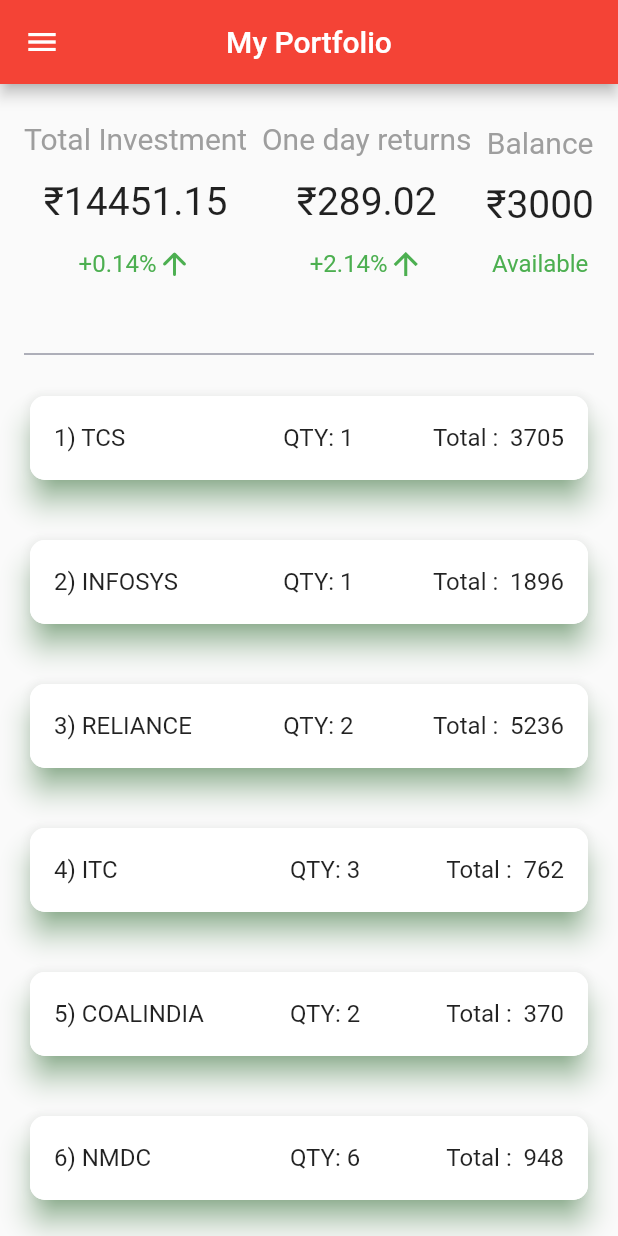
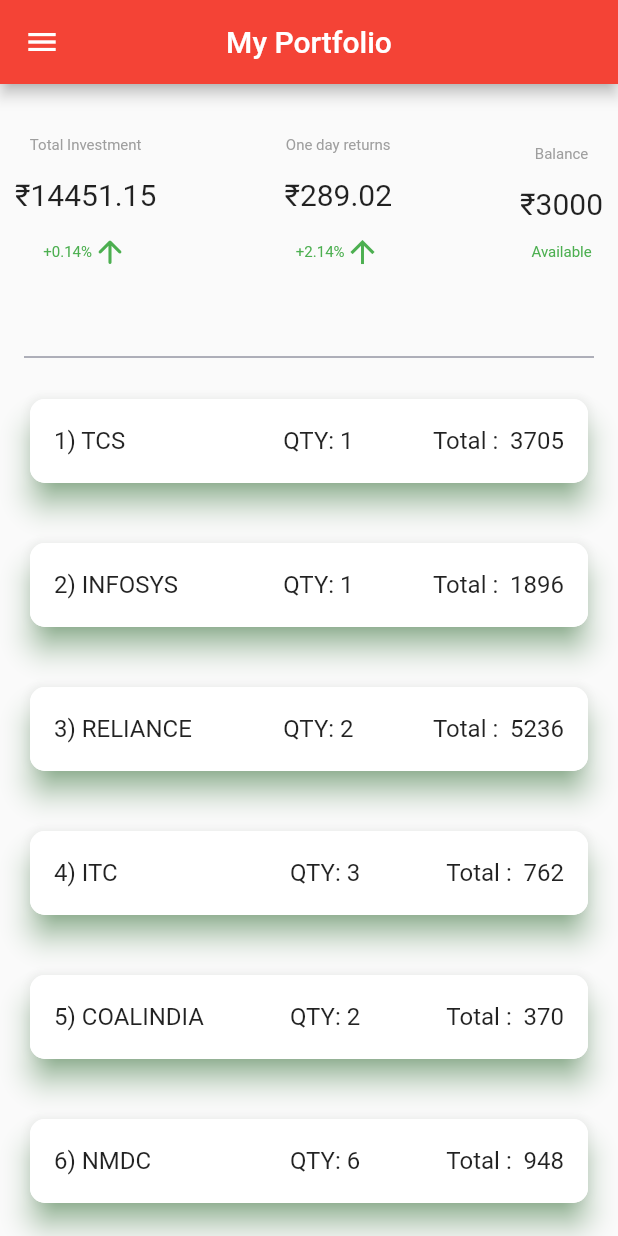
Before and after one commit to sanjay-06/Stock_Console_App, a Flutter app: the Home screen opened directly, on a phone screen of 412 x 824 dp. Run offline on Flutter 3.47's test engine with Material 2 defaults, Android fonts, the phone set to English and light mode, and no system bars; our stand-ins replace cloud_firestore, firebase_auth, firebase_core, fluttertoast, syncfusion_flutter_charts; accounts and stored records are empty.

Commit message:
account balance bug fix

```diff
--- a/lib/screens/home/widgets/Accountbalance.dart
+++ b/lib/screens/home/widgets/Accountbalance.dart
@@ -11,8 +11,7 @@
   @override
   Widget build(BuildContext context) {
     return Container(
-        padding: const EdgeInsets.symmetric(horizontal: 16.0),
-        child: SingleChildScrollView(
+      padding: const EdgeInsets.all(10),
       child: Row(
         mainAxisAlignment: MainAxisAlignment.spaceBetween,
         children: [
@@ -20,13 +19,13 @@
             children: <Widget>[
               const Text(
                 "Total Investment",
-                  style: TextStyle(color: Colors.grey, fontSize: 20),
+                style: TextStyle(color: Colors.grey, fontSize: 10),
               ),
               const SizedBox(height: 15),
               const Text(
                 "\u{20B9}14451.15",
                 style: TextStyle(
-                    fontSize: 26.0,
+                  fontSize: 20.0,
                 ),
               ),
               const SizedBox(height: 15),
@@ -36,7 +35,7 @@
                     "+0.14%",
                     style: TextStyle(
                       color: Colors.green,
-                        fontSize: 16.0,
+                      fontSize: 10.0,
                     ),
                   ),
                   Icon(
@@ -51,13 +50,13 @@
             children: [
               const Text(
                 "One day returns",
-                  style: TextStyle(color: Colors.grey, fontSize: 20),
+                style: TextStyle(color: Colors.grey, fontSize: 10),
               ),
               const SizedBox(height: 15),
               const Text(
                 "\u{20B9}289.02",
                 style: TextStyle(
-                    fontSize: 26.0,
+                  fontSize: 20.0,
                 ),
               ),
               const SizedBox(height: 15),
@@ -67,7 +66,7 @@
                     "+2.14%",
                     style: TextStyle(
                       color: Colors.green,
-                        fontSize: 16.0,
+                      fontSize: 10.0,
                     ),
                   ),
                   Icon(
@@ -82,13 +81,13 @@
             children: const [
               Text(
                 "Balance",
-                  style: TextStyle(color: Colors.grey, fontSize: 20),
+                style: TextStyle(color: Colors.grey, fontSize: 10),
               ),
               SizedBox(height: 15),
               Text(
                 "\u{20B9}3000",
                 style: TextStyle(
-                    fontSize: 26.0,
+                  fontSize: 20.0,
                 ),
               ),
               SizedBox(height: 15),
@@ -96,12 +95,13 @@
                 "Available",
                 style: TextStyle(
                   color: Colors.green,
-                    fontSize: 16.0,
+                  fontSize: 10.0,
                 ),
               ),
             ],
           ),
         ],
-        )));
+      ),
+    );
   }
 }
```
Lines whose indentation alone changed are shown as unchanged.
